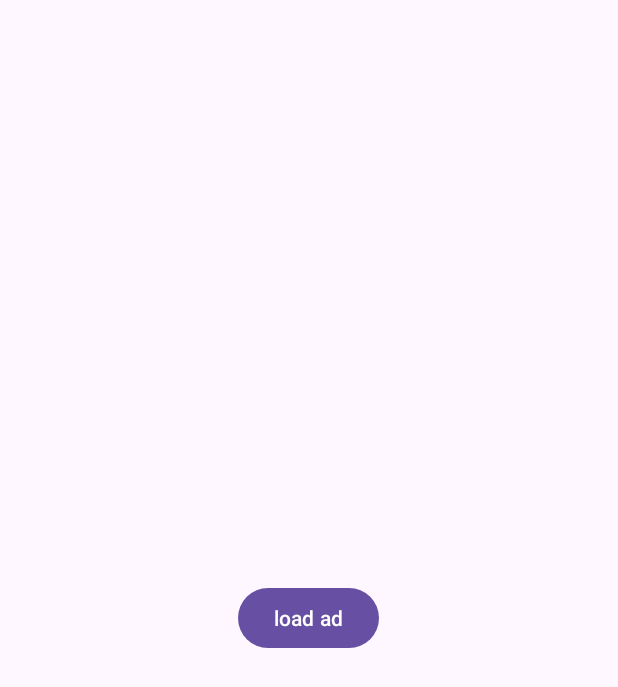
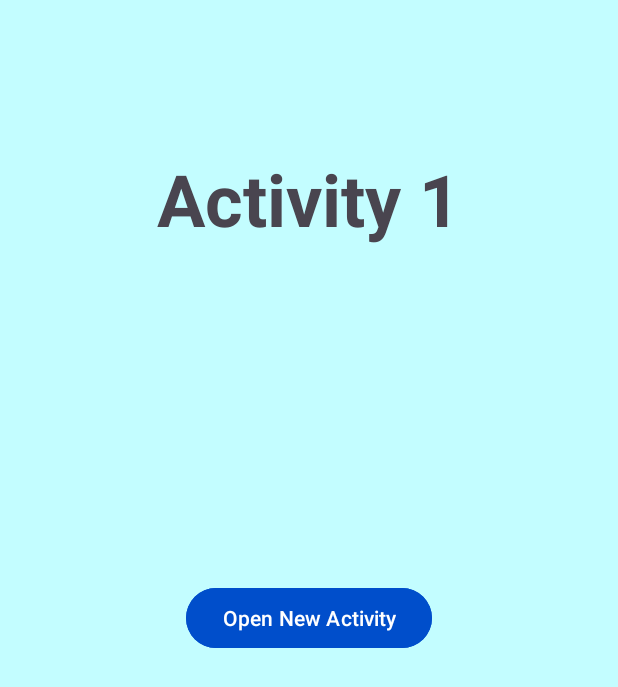
Before and after one commit to Lioravraham5/Seminar_SDK_VideoAds_Android_Library, an Android app: the screen it shows after launch (MainActivity), on a phone screen of 412 x 824 dp. Shown: the top 687 px of the screen. Run offline under Robolectric (Android 15) with nearby library versions, the light colour scheme and no system bars.

Commit message:
commit3: complete app

```diff
--- a/VideoAdsLib/src/main/java/com/example/videoadslib/VideoPlayer.java
+++ b/VideoAdsLib/src/main/java/com/example/videoadslib/VideoPlayer.java
@@ -51,4 +51,10 @@ public class VideoPlayer {
             player.setVolume(1f);
         }
     }
+
+    public void setVolume(float volumeLevel) {
+        if (player != null) {
+            player.setVolume(volumeLevel);
+        }
+    }
 }
--- a/app/src/main/AndroidManifest.xml
+++ b/app/src/main/AndroidManifest.xml
@@ -13,6 +13,9 @@
         android:theme="@style/Theme.VideoAdsProject"
         tools:targetApi="31">
         <activity
+            android:name=".SecondActivity"
+            android:exported="false" />
+        <activity
             android:name=".MainActivity"
             android:exported="true">
             <intent-filter>
--- a/app/src/main/java/com/example/videoadsproject/MainActivity.java
+++ b/app/src/main/java/com/example/videoadsproject/MainActivity.java
@@ -1,24 +1,23 @@
 package com.example.videoadsproject;
 
+import android.content.Intent;
 import android.os.Bundle;
 import android.util.Log;
 import android.window.OnBackInvokedDispatcher;
 
 import androidx.activity.EdgeToEdge;
-import androidx.activity.OnBackPressedDispatcher;
 import androidx.annotation.NonNull;
 import androidx.appcompat.app.AppCompatActivity;
 import androidx.core.graphics.Insets;
 import androidx.core.view.ViewCompat;
 import androidx.core.view.WindowInsetsCompat;
 
-import com.example.videoadslib.AdDialogFragment;
 import com.example.videoadslib.VideoAdsManager;
 import com.google.android.material.button.MaterialButton;
 
 public class MainActivity extends AppCompatActivity {
 
-    private MaterialButton load_ad_button;
+    private MaterialButton open_activity_button;
 
     @Override
     protected void onCreate(Bundle savedInstanceState) {
@@ -31,19 +30,18 @@ public class MainActivity extends AppCompatActivity {
             return insets;
         });
 
-
-
-
-        VideoAdsManager videoAdsManager = new VideoAdsManager(getPackageName());
-        videoAdsManager.setCloseButtonDelay(9000); // 9 seconds
-        videoAdsManager.setAdClosedCallback(() -> {
-            // your code here
-            Log.d("MainActivity", "Ad closed");
-        });
-        load_ad_button = findViewById(R.id.load_ad_button);
-        load_ad_button.setOnClickListener(v -> videoAdsManager.startVideoAd(getSupportFragmentManager()));
+        findViews();
+        open_activity_button.setOnClickListener(v -> openNewActivity());
     }
 
+    private void openNewActivity() {
+        Intent intent = new Intent(this, SecondActivity.class);
+        startActivity(intent);
+    }
+
+    private void findViews() {
+        open_activity_button = findViewById(R.id.open_activity_button);
+    }
 
 
     @NonNull
--- a/app/src/main/res/layout/activity_main.xml
+++ b/app/src/main/res/layout/activity_main.xml
@@ -5,13 +5,27 @@
     android:id="@+id/main"
     android:layout_width="match_parent"
     android:layout_height="match_parent"
+    android:background="#C3FDFF"
     tools:context=".MainActivity">
 
+    <!-- Activity 1 -->
+    <com.google.android.material.textview.MaterialTextView
+        android:id="@+id/activity_1"
+        android:layout_width="wrap_content"
+        android:layout_height="wrap_content"
+        android:text="Activity 1"
+        android:textSize="48dp"
+        android:textStyle="bold"
+        android:layout_marginTop="100dp"
+        android:layout_centerHorizontal="true"/>
+
+    <!-- Button to open new activity -->
     <com.google.android.material.button.MaterialButton
-        android:id="@+id/load_ad_button"
+        android:id="@+id/open_activity_button"
         android:layout_width="wrap_content"
         android:layout_height="wrap_content"
         android:layout_centerInParent="true"
-        android:text="load ad"/>
+        android:backgroundTint="#004ECB"
+        android:text="Open New Activity"/>
 
 </RelativeLayout>
```
Also changed, not shown: VideoAdsLib/build.gradle.kts (+36 -2 lines), VideoAdsLib/src/main/java/com/example/videoadslib/AdDialogFragment.java (+37 -1 lines), VideoAdsLib/src/main/java/com/example/videoadslib/VideoAdsManager.java (+35 -1 lines).
